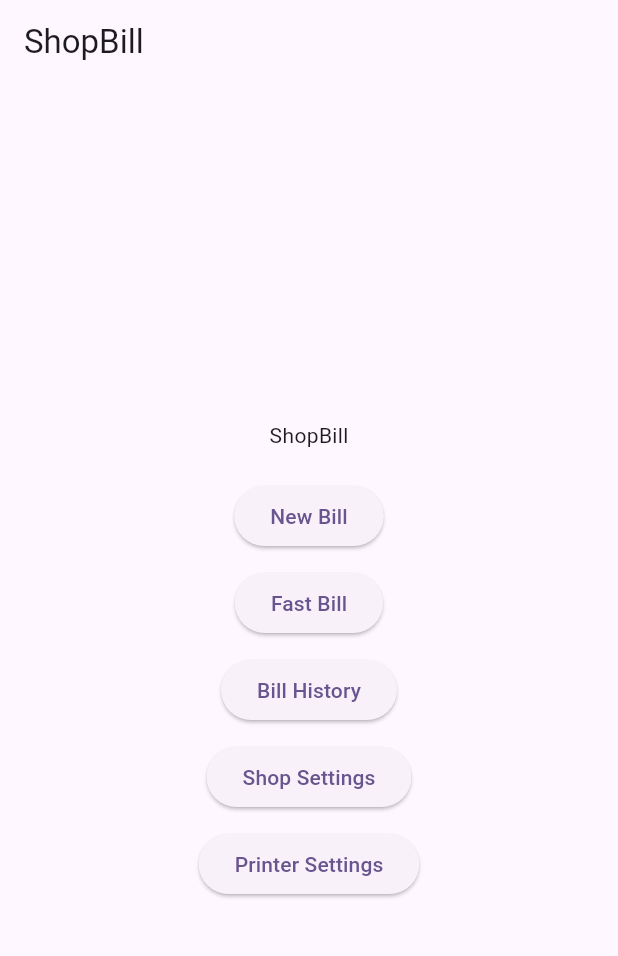
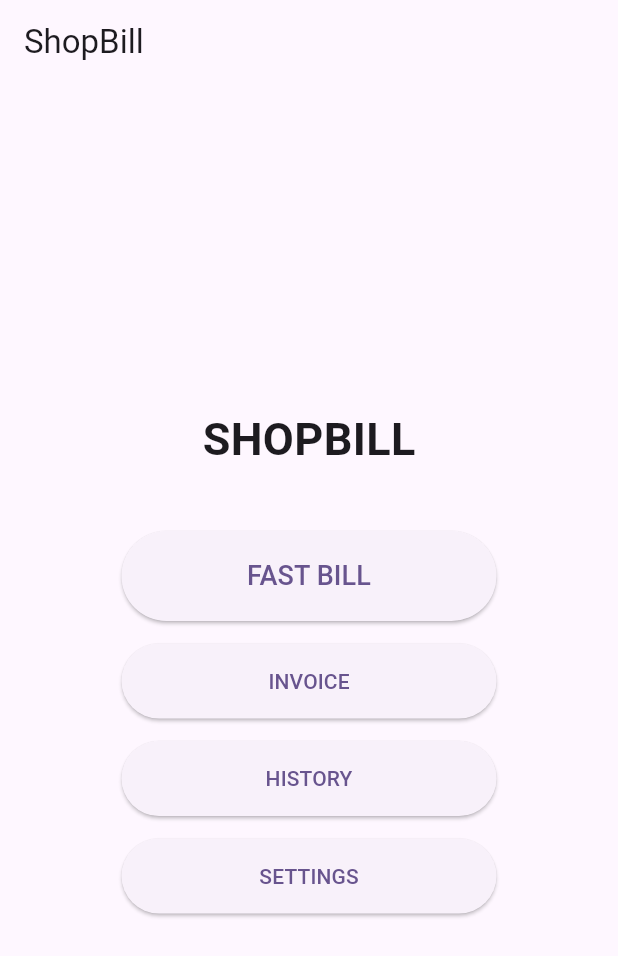
Before and after one commit to sukriti-8/Shopbill, a Flutter app: the screen it shows after launch, on a phone screen of 412 x 824 dp. Shown: the top 956 px of the screen. Run offline on Flutter 3.47's test engine with Material 3 defaults, Android fonts, the phone set to English and light mode, and no system bars; our stand-ins replace hive_flutter; missing offline and left inert: print_bluetooth_thermal; accounts and stored records are empty.

Commit message:
Redesigned home screen navigation

```diff
--- a/lib/screens/home_screen.dart
+++ b/lib/screens/home_screen.dart
@@ -6,6 +6,7 @@ import 'history_screen.dart';
 import 'fast_bill_screen.dart';
 import 'printer_settings_screen.dart';
 import 'shop_settings_screen.dart';
+
 class HomeScreen extends StatefulWidget {
   const HomeScreen({super.key});
 
@@ -14,16 +15,15 @@ class HomeScreen extends StatefulWidget {
 }
 
 class _HomeScreenState extends State<HomeScreen> {
-
   List<Bill> savedBills = [];
   int nextBillNo = 1;
 
   @override
-
   void initState() {
     super.initState();
     loadBills();
   }
+
   void loadBills() {
     final billsBox = Hive.box('bills');
     final settingsBox = Hive.box('settings');
@@ -45,22 +45,31 @@ Widget build(BuildContext context) {
         title: const Text('ShopBill'),
       ),
       body: Center(
+        child: Padding(
+          padding: const EdgeInsets.all(20),
           child: Column(
             mainAxisAlignment: MainAxisAlignment.center,
             children: [
-            const Text('ShopBill'),
+              const Text(
+                'SHOPBILL',
+                style: TextStyle(
+                  fontSize: 30,
+                  fontWeight: FontWeight.bold,
+                ),
+              ),
 
-            const SizedBox(height: 20),
+              const SizedBox(height: 40),
 
-           ElevatedButton(
+              SizedBox(
+                width: 250,
+                height: 60,
+                child: ElevatedButton(
                   onPressed: () async {
                     await Navigator.push(
                       context,
                       MaterialPageRoute(
-                      builder: (context) => NewBillScreen(
-                        savedBills: savedBills,
-                        nextBillNo: nextBillNo,
-                      ),
+                        builder: (context) =>
+                            const FastBillScreen(),
                       ),
                     );
 
@@ -68,33 +77,43 @@ Widget build(BuildContext context) {
                       loadBills();
                     });
                   },
-                child: const Text('New Bill'),
+                  child: const Text(
+                    'FAST BILL',
+                    style: TextStyle(fontSize: 18),
+                  ),
+                ),
               ),
 
-            const SizedBox(height: 10),
+              const SizedBox(height: 15),
 
-
-            ElevatedButton(
-              onPressed: () async {
-              await  Navigator.push(
-                  context,
-                  MaterialPageRoute(
-                    builder: (context) => const FastBillScreen(),
+              SizedBox(
+                width: 250,
+                height: 50,
+                child: ElevatedButton(
+                  onPressed: () {
+                    ScaffoldMessenger.of(context).showSnackBar(
+                      const SnackBar(
+                        content: Text(
+                          'Invoice Module Coming Soon',
+                        ),
                       ),
                     );
-                setState(() {
-                loadBills();
-  });
                   },
-              child: const Text('Fast Bill'),
+                  child: const Text('INVOICE'),
+                ),
               ),
 
-            const SizedBox(height: 10),
-            ElevatedButton(
+              const SizedBox(height: 15),
+
+              SizedBox(
+                width: 250,
+                height: 50,
+                child: ElevatedButton(
                   onPressed: () async {
                     setState(() {
                       loadBills();
                     });
+
                     await Navigator.push(
                       context,
                       MaterialPageRoute(
@@ -104,12 +123,31 @@ Widget build(BuildContext context) {
                       ),
                     );
                   },
-  child: const Text('Bill History'),
+                  child: const Text('HISTORY'),
                 ),
-const SizedBox(height: 10),
+              ),
 
-ElevatedButton(
+              const SizedBox(height: 15),
+
+              SizedBox(
+                width: 250,
+                height: 50,
+                child: ElevatedButton(
                   onPressed: () {
+                    showModalBottomSheet(
+                      context: context,
+                      builder: (context) {
+                        return SafeArea(
+                          child: Column(
+                            mainAxisSize: MainAxisSize.min,
+                            children: [
+                              ListTile(
+                                leading: const Icon(Icons.store),
+                                title:
+                                    const Text('Shop Settings'),
+                                onTap: () {
+                                  Navigator.pop(context);
+
                                   Navigator.push(
                                     context,
                                     MaterialPageRoute(
@@ -118,23 +156,61 @@ ElevatedButton(
                                     ),
                                   );
                                 },
-  child: const Text('Shop Settings'),
                               ),
-const SizedBox(height: 10),
+                              ListTile(
+                                leading:
+                                    const Icon(Icons.print),
+                                title: const Text(
+                                    'Printer Settings'),
+                                onTap: () {
+                                  Navigator.pop(context);
 
-ElevatedButton(
-  onPressed: () {
                                   Navigator.push(
                                     context,
                                     MaterialPageRoute(
-        builder: (context) =>
+                                      builder: (_) =>
                                           const PrinterSettingsScreen(),
                                     ),
                                   );
                                 },
-  child: const Text('Printer Settings'),
+                              ),
+                              ListTile(
+                                leading:
+                                    const Icon(Icons.receipt),
+                                title:
+                                    const Text('New Bill'),
+                                onTap: () async {
+                                  Navigator.pop(context);
+
+                                  await Navigator.push(
+                                    context,
+                                    MaterialPageRoute(
+                                      builder: (context) =>
+                                          NewBillScreen(
+                                        savedBills:
+                                            savedBills,
+                                        nextBillNo:
+                                            nextBillNo,
+                                      ),
+                                    ),
+                                  );
+
+                                  setState(() {
+                                    loadBills();
+                                  });
+                                },
                               ),
                             ],
+                          ),
+                        );
+                      },
+                    );
+                  },
+                  child: const Text('SETTINGS'),
+                ),
+              ),
+            ],
+          ),
         ),
       ),
     );
```
Lines whose indentation alone changed are shown as unchanged.
